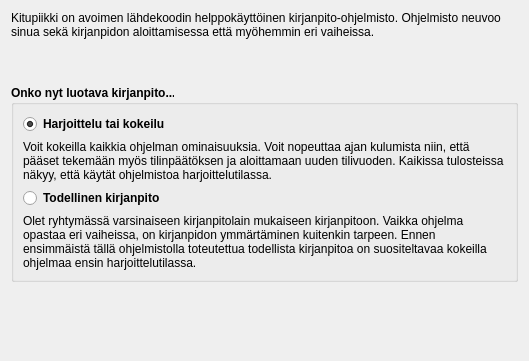
Above: kitupiikki/uusikp/intro.ui from artoh/kitupiikki before the change. Below: the same form after it.
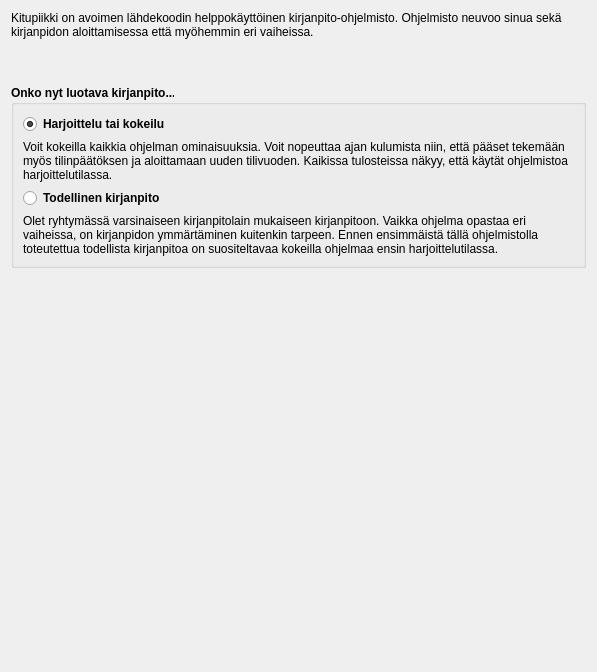
That is the form after the change.

```diff
--- a/kitupiikki/uusikp/intro.ui
+++ b/kitupiikki/uusikp/intro.ui
@@ -6,8 +6,8 @@
    <rect>
     <x>0</x>
     <y>0</y>
-    <width>529</width>
-    <height>361</height>
+    <width>597</width>
+    <height>672</height>
    </rect>
   </property>
   <property name="windowTitle">
```
